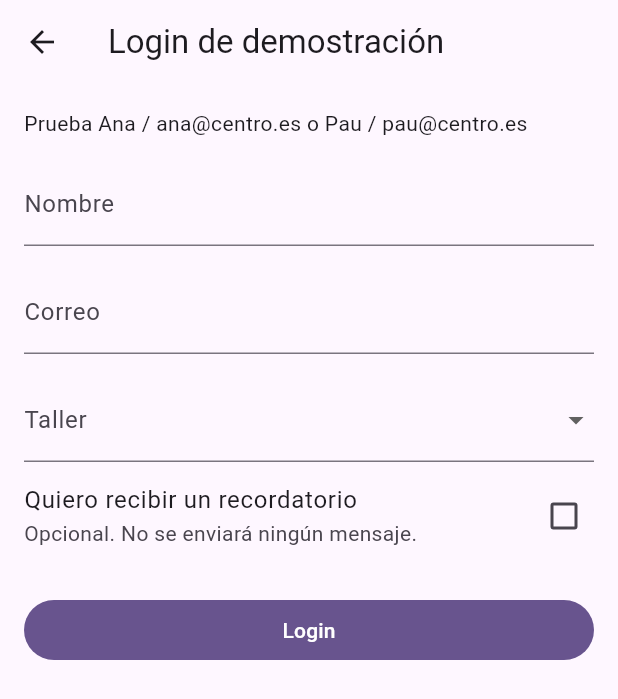
After one commit to EduPCxx/Catalogo_Widgets_Flutter, a Flutter app: the screen it shows after launch, after a tap on "Login de demostración", on a phone screen of 412 x 824 dp. The commit adds this screen. Shown: the top 699 px of the screen. Run offline on Flutter 3.47's test engine with Material 3 defaults, Android fonts, the phone set to English and light mode, and no system bars.

Commit message:
update: Ejemplo Form

```diff
--- /dev/null
+++ b/catalogo_widgets/lib/data/models/taller_dto.dart
@@ -0,0 +1,5 @@
+class TallerDto {
+  const TallerDto({required this.codigo, required this.etiqueta});
+  final int codigo;
+  final String etiqueta;
+}
--- /dev/null
+++ b/catalogo_widgets/lib/data/models/usuario_inscripcion_dto.dart
@@ -0,0 +1,16 @@
+class UsuarioInscripcionDto {
+  const UsuarioInscripcionDto({
+    required this.codigo,
+    required this.nombrePila,
+    required this.apellidos,
+    required this.email,
+    required this.telefono,
+    required this.poblacion,
+  });
+  final int codigo;
+  final String nombrePila;
+  final String apellidos;
+  final String email;
+  final String telefono;
+  final String poblacion;
+}
--- /dev/null
+++ b/catalogo_widgets/lib/data/repositories/inscripciones_local_repository.dart
@@ -0,0 +1,44 @@
+import '../../domain/models/usuario_inscripcion.dart';
+import '../../domain/models/taller.dart';
+import '../../domain/repositories/inscripciones_repository.dart';
+import '../services/inscripciones_local_service.dart';
+
+class InscripcionesLocalRepository implements InscripcionesRepository {
+  InscripcionesLocalRepository(InscripcionesLocalService servicio)
+    : _usuarios = List.unmodifiable(
+        servicio.leerUsuarios().map(
+          (dto) => UsuarioInscripcion(
+            id: dto.codigo.toString(),
+            nombre: dto.nombrePila,
+            apellidos: dto.apellidos,
+            correo: dto.email,
+            telefono: dto.telefono,
+            localidad: dto.poblacion,
+          ),
+        ),
+      ),
+      _talleres = List.unmodifiable(
+        servicio.leerTalleres().map(
+          (dto) => Taller(id: dto.codigo.toString(), titulo: dto.etiqueta),
+        ),
+      );
+
+  final List<UsuarioInscripcion> _usuarios;
+  final List<Taller> _talleres;
+
+  @override
+  List<Taller> obtenerTalleres() => _talleres;
+
+  @override
+  UsuarioInscripcion? buscarUsuario(String nombre, String correo) {
+    final nombreBuscado = nombre.trim().toLowerCase();
+    final correoBuscado = correo.trim().toLowerCase();
+    for (final usuario in _usuarios) {
+      if (usuario.nombre.toLowerCase() == nombreBuscado &&
+          usuario.correo.toLowerCase() == correoBuscado) {
+        return usuario;
+      }
+    }
+    return null;
+  }
+}
--- /dev/null
+++ b/catalogo_widgets/lib/data/services/inscripciones_local_service.dart
@@ -0,0 +1,31 @@
+import '../models/usuario_inscripcion_dto.dart';
+import '../models/taller_dto.dart';
+
+class InscripcionesLocalService {
+  const InscripcionesLocalService();
+
+  List<UsuarioInscripcionDto> leerUsuarios() => const [
+    UsuarioInscripcionDto(
+      codigo: 1,
+      nombrePila: 'Ana',
+      apellidos: 'García Pérez',
+      email: 'ana@centro.es',
+      telefono: '600 000 001',
+      poblacion: 'Xàtiva',
+    ),
+    UsuarioInscripcionDto(
+      codigo: 2,
+      nombrePila: 'Pau',
+      apellidos: 'Soler Vidal',
+      email: 'pau@centro.es',
+      telefono: '600 000 002',
+      poblacion: 'Alzira',
+    ),
+  ];
+
+  List<TallerDto> leerTalleres() => const [
+    TallerDto(codigo: 10, etiqueta: 'Fotografía'),
+    TallerDto(codigo: 20, etiqueta: 'Cerámica'),
+    TallerDto(codigo: 30, etiqueta: 'Huerto urbano'),
+  ];
+}
--- /dev/null
+++ b/catalogo_widgets/lib/domain/models/datos_acceso.dart
@@ -0,0 +1,13 @@
+import 'usuario_inscripcion.dart';
+import 'taller.dart';
+
+class DatosAcceso {
+  const DatosAcceso({
+    required this.usuario,
+    required this.taller,
+    required this.recordatorio,
+  });
+  final UsuarioInscripcion usuario;
+  final Taller taller;
+  final bool recordatorio;
+}
--- /dev/null
+++ b/catalogo_widgets/lib/domain/models/taller.dart
@@ -0,0 +1,5 @@
+class Taller {
+  const Taller({required this.id, required this.titulo});
+  final String id;
+  final String titulo;
+}
--- /dev/null
+++ b/catalogo_widgets/lib/domain/models/usuario_inscripcion.dart
@@ -0,0 +1,17 @@
+class UsuarioInscripcion {
+  const UsuarioInscripcion({
+    required this.id,
+    required this.nombre,
+    required this.apellidos,
+    required this.correo,
+    required this.telefono,
+    required this.localidad,
+  });
+  final String id;
+  final String nombre;
+  final String apellidos;
+  final String correo;
+  final String telefono;
+  final String localidad;
+  String get nombreCompleto => '$nombre $apellidos';
+}
--- /dev/null
+++ b/catalogo_widgets/lib/domain/repositories/inscripciones_repository.dart
@@ -0,0 +1,7 @@
+import '../models/usuario_inscripcion.dart';
+import '../models/taller.dart';
+
+abstract class InscripcionesRepository {
+  List<Taller> obtenerTalleres();
+  UsuarioInscripcion? buscarUsuario(String nombre, String correo);
+}
--- a/catalogo_widgets/lib/ui/catalogo/ui/catalogo_pantalla.dart
+++ b/catalogo_widgets/lib/ui/catalogo/ui/catalogo_pantalla.dart
@@ -1,4 +1,5 @@
 import 'package:catalogo_widget/ui/catalogo/ui/contenedores_1_ejemplos_pantalla.dart';
+import 'package:catalogo_widget/ui/inscripcion/ui/iscripcion_ejemplo_pantalla.dart';
 import 'package:flutter/material.dart';
 
 import 'text_ejemplos_pantalla.dart';
@@ -120,6 +121,15 @@ class CatalogoPantalla extends StatelessWidget {
               );
             },
           ),
+          ListTile(
+            leading: const Icon(Icons.login),
+            title: const Text('Login de demostración'),
+            onTap: () => Navigator.of(context).push<void>(
+              MaterialPageRoute<void>(
+                builder: (_) => const InscripcionEjemploPantalla(),
+              ),
+            ),
+          ),
         ],
       ),
     );
--- /dev/null
+++ b/catalogo_widgets/lib/ui/inscripcion/ui/detalle_usuario_pantalla.dart
@@ -0,0 +1,48 @@
+import 'package:flutter/material.dart';
+
+import '../../../domain/models/datos_acceso.dart';
+
+class DetalleUsuarioPantalla extends StatelessWidget {
+  const DetalleUsuarioPantalla({super.key, required this.acceso});
+  final DatosAcceso acceso;
+
+  @override
+  Widget build(BuildContext context) {
+    final usuario = acceso.usuario;
+    return Scaffold(
+      appBar: AppBar(title: const Text('Detalle del usuario')),
+      body: SafeArea(
+        child: ListView(
+          padding: const EdgeInsets.all(16),
+          children: [
+            Text(
+              '¡Hola, ${usuario.nombreCompleto}!',
+              style: Theme.of(context).textTheme.headlineSmall,
+            ),
+            const SizedBox(height: 16),
+            Text('Identificador: ${usuario.id}'),
+            Text('Nombre: ${usuario.nombre}'),
+            Text('Apellidos: ${usuario.apellidos}'),
+            Text('Correo: ${usuario.correo}'),
+            Text('Teléfono: ${usuario.telefono}'),
+            Text('Localidad: ${usuario.localidad}'),
+            const SizedBox(height: 16),
+            Text('Taller: ${acceso.taller.titulo}'),
+            Text(
+              acceso.recordatorio
+                  ? 'Recordatorio solicitado (simulado)'
+                  : 'Sin recordatorio',
+            ),
+            const Text(
+              'Consulta de datos ficticios. No se guarda la inscripción.',
+            ),
+            TextButton(
+              onPressed: () => Navigator.of(context).pop(),
+              child: const Text('Volver al formulario'),
+            ),
+          ],
+        ),
+      ),
+    );
+  }
+}
--- /dev/null
+++ b/catalogo_widgets/lib/ui/inscripcion/ui/inscripcion_pantalla.dart
@@ -0,0 +1,130 @@
+import 'package:flutter/material.dart';
+
+import '../view_models/inscripcion_viewmodel.dart';
+import 'detalle_usuario_pantalla.dart';
+
+class InscripcionPantalla extends StatefulWidget {
+  const InscripcionPantalla({super.key, required this.viewModel});
+  final InscripcionViewModel viewModel;
+
+  @override
+  State<InscripcionPantalla> createState() => _InscripcionPantallaState();
+}
+
+class _InscripcionPantallaState extends State<InscripcionPantalla> {
+  final _formKey = GlobalKey<FormState>();
+  final _correoFocus = FocusNode();
+  late final TextEditingController _nombreController;
+  late final TextEditingController _correoController;
+
+  @override
+  void initState() {
+    super.initState();
+    _nombreController = TextEditingController(text: widget.viewModel.nombre);
+    _correoController = TextEditingController(text: widget.viewModel.correo);
+    _nombreController.addListener(_actualizarNombre);
+    _correoController.addListener(_actualizarCorreo);
+  }
+
+  void _actualizarNombre() {
+    if (_nombreController.text != widget.viewModel.nombre) {
+      widget.viewModel.cambiarNombre(_nombreController.text);
+    }
+  }
+
+  void _actualizarCorreo() {
+    if (_correoController.text != widget.viewModel.correo) {
+      widget.viewModel.cambiarCorreo(_correoController.text);
+    }
+  }
+
+  @override
+  void dispose() {
+    _nombreController.dispose();
+    _correoController.dispose();
+    _correoFocus.dispose();
+    super.dispose();
+  }
+
+  void _login() {
+    FocusScope.of(context).unfocus();
+    if (!(_formKey.currentState?.validate() ?? false)) return;
+    final resultado = widget.viewModel.login();
+    if (resultado == null) return;
+    Navigator.of(context).push<void>(
+      MaterialPageRoute<void>(
+        builder: (_) => DetalleUsuarioPantalla(acceso: resultado),
+      ),
+    );
+  }
+
+  @override
+  Widget build(BuildContext context) {
+    final vm = widget.viewModel;
+    return Scaffold(
+      appBar: AppBar(title: const Text('Login de demostración')),
+      body: SafeArea(
+        child: ListenableBuilder(
+          listenable: vm,
+          builder: (context, _) => Form(
+            key: _formKey,
+            autovalidateMode: AutovalidateMode.onUserInteraction,
+            child: ListView(
+              padding: const EdgeInsets.all(16),
+              children: [
+                const Text('Prueba Ana / ana@centro.es o Pau / pau@centro.es'),
+                const SizedBox(height: 16),
+                TextFormField(
+                  controller: _nombreController,
+                  decoration: const InputDecoration(labelText: 'Nombre'),
+                  textInputAction: TextInputAction.next,
+                  onFieldSubmitted: (_) => _correoFocus.requestFocus(),
+                  validator: vm.validarNombre,
+                ),
+                const SizedBox(height: 16),
+                TextFormField(
+                  controller: _correoController,
+                  focusNode: _correoFocus,
+                  decoration: const InputDecoration(labelText: 'Correo'),
+                  keyboardType: TextInputType.emailAddress,
+                  textInputAction: TextInputAction.done,
+                  validator: vm.validarCorreo,
+                  onFieldSubmitted: (_) => FocusScope.of(context).unfocus(),
+                ),
+                const SizedBox(height: 16),
+                DropdownButtonFormField<String>(
+                  initialValue: vm.tallerId,
+                  isExpanded: true,
+                  decoration: const InputDecoration(labelText: 'Taller'),
+                  items: vm.talleres
+                      .map(
+                        (taller) => DropdownMenuItem<String>(
+                          value: taller.id,
+                          child: Text(taller.titulo),
+                        ),
+                      )
+                      .toList(),
+                  onChanged: vm.cambiarTaller,
+                  validator: vm.validarTaller,
+                ),
+                CheckboxListTile(
+                  contentPadding: EdgeInsets.zero,
+                  title: const Text('Quiero recibir un recordatorio'),
+                  subtitle: const Text(
+                    'Opcional. No se enviará ningún mensaje.',
+                  ),
+                  value: vm.recordatorio,
+                  onChanged: (valor) => vm.cambiarRecordatorio(valor ?? false),
+                ),
+                if (vm.error != null)
+                  Text(vm.error!, semanticsLabel: 'Error: ${vm.error}'),
+                const SizedBox(height: 16),
+                FilledButton(onPressed: _login, child: const Text('Login')),
+              ],
+            ),
+          ),
+        ),
+      ),
+    );
+  }
+}
--- /dev/null
+++ b/catalogo_widgets/lib/ui/inscripcion/ui/iscripcion_ejemplo_pantalla.dart
@@ -0,0 +1,38 @@
+import 'package:flutter/material.dart';
+
+import '../../../data/repositories/inscripciones_local_repository.dart';
+import '../../../data/services/inscripciones_local_service.dart';
+import '../view_models/inscripcion_viewmodel.dart';
+import 'inscripcion_pantalla.dart';
+
+class InscripcionEjemploPantalla extends StatefulWidget {
+  const InscripcionEjemploPantalla({super.key});
+
+  @override
+  State<InscripcionEjemploPantalla> createState() =>
+      _InscripcionEjemploPantallaState();
+}
+
+class _InscripcionEjemploPantallaState
+    extends State<InscripcionEjemploPantalla> {
+  late final InscripcionViewModel _viewModel;
+
+  @override
+  void initState() {
+    super.initState();
+    final repository = InscripcionesLocalRepository(
+      const InscripcionesLocalService(),
+    );
+    _viewModel = InscripcionViewModel(repository);
+  }
+
+  @override
+  void dispose() {
+    _viewModel.dispose();
+    super.dispose();
+  }
+
+  @override
+  Widget build(BuildContext context) =>
+      InscripcionPantalla(viewModel: _viewModel);
+}
--- /dev/null
+++ b/catalogo_widgets/lib/ui/inscripcion/view_models/inscripcion_viewmodel.dart
@@ -0,0 +1,84 @@
+import 'package:flutter/foundation.dart';
+
+import '../../../domain/models/datos_acceso.dart';
+import '../../../domain/models/taller.dart';
+import '../../../domain/repositories/inscripciones_repository.dart';
+
+class InscripcionViewModel extends ChangeNotifier {
+  InscripcionViewModel(this._repository)
+    : talleres = List.unmodifiable(_repository.obtenerTalleres());
+
+  final InscripcionesRepository _repository;
+  final List<Taller> talleres;
+  String _nombre = '';
+  String _correo = '';
+  String? _tallerId;
+  bool _recordatorio = false;
+  String? _error;
+
+  String get nombre => _nombre;
+  String get correo => _correo;
+  String? get tallerId => _tallerId;
+  bool get recordatorio => _recordatorio;
+  String? get error => _error;
+
+  void _avisarCambio() {
+    _error = null;
+    notifyListeners();
+  }
+
+  void cambiarNombre(String valor) {
+    _nombre = valor;
+    _avisarCambio();
+  }
+
+  void cambiarCorreo(String valor) {
+    _correo = valor;
+    _avisarCambio();
+  }
+
+  void cambiarTaller(String? valor) {
+    _tallerId = valor;
+    _avisarCambio();
+  }
+
+  void cambiarRecordatorio(bool valor) {
+    _recordatorio = valor;
+    _avisarCambio();
+  }
+
+  String? validarNombre(String? valor) => (valor ?? '').trim().length < 2
+      ? 'Introduce al menos dos caracteres'
+      : null;
+
+  String? validarCorreo(String? valor) =>
+      RegExp(r'^[^\s@]+@[^\s@]+\.[^\s@]+$').hasMatch((valor ?? '').trim())
+      ? null
+      : 'Introduce un correo con formato nombre@dominio.ext';
+
+  String? validarTaller(String? valor) => talleres.any((t) => t.id == valor)
+      ? null
+      : 'Selecciona un taller de la lista';
+
+  DatosAcceso? login() {
+    if (validarNombre(_nombre) != null ||
+        validarCorreo(_correo) != null ||
+        validarTaller(_tallerId) != null) {
+      _error = 'Revisa el nombre, el correo y el taller';
+      notifyListeners();
+      return null;
+    }
+    final usuario = _repository.buscarUsuario(_nombre, _correo);
+    if (usuario == null) {
+      _error = 'No hay un usuario de ejemplo con ese nombre y correo';
+      notifyListeners();
+      return null;
+    }
+    _error = null;
+    return DatosAcceso(
+      usuario: usuario,
+      taller: talleres.firstWhere((t) => t.id == _tallerId),
+      recordatorio: _recordatorio,
+    );
+  }
+}
```
